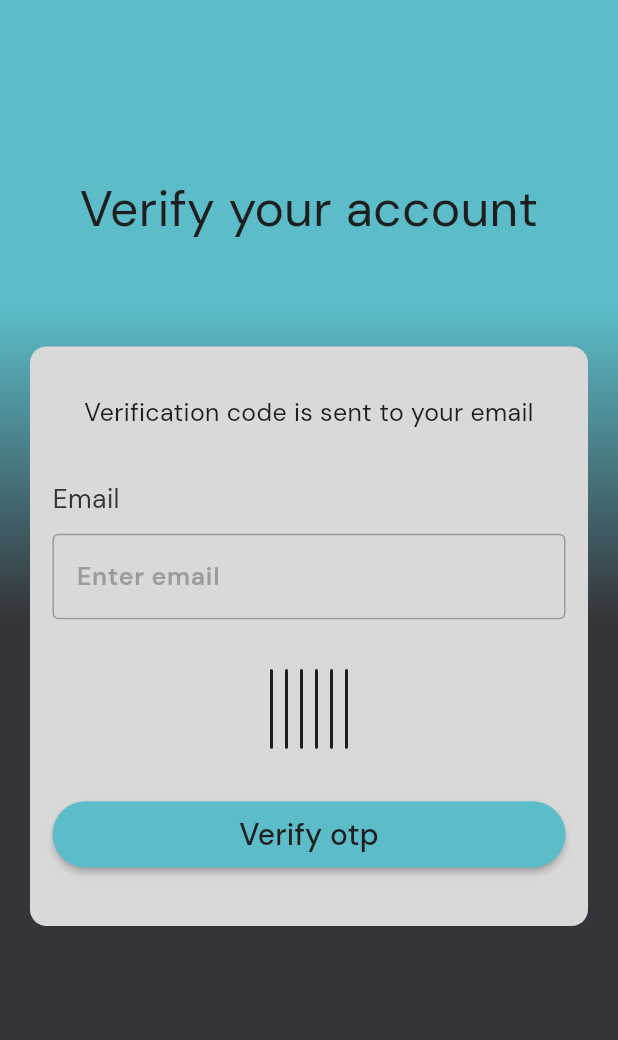
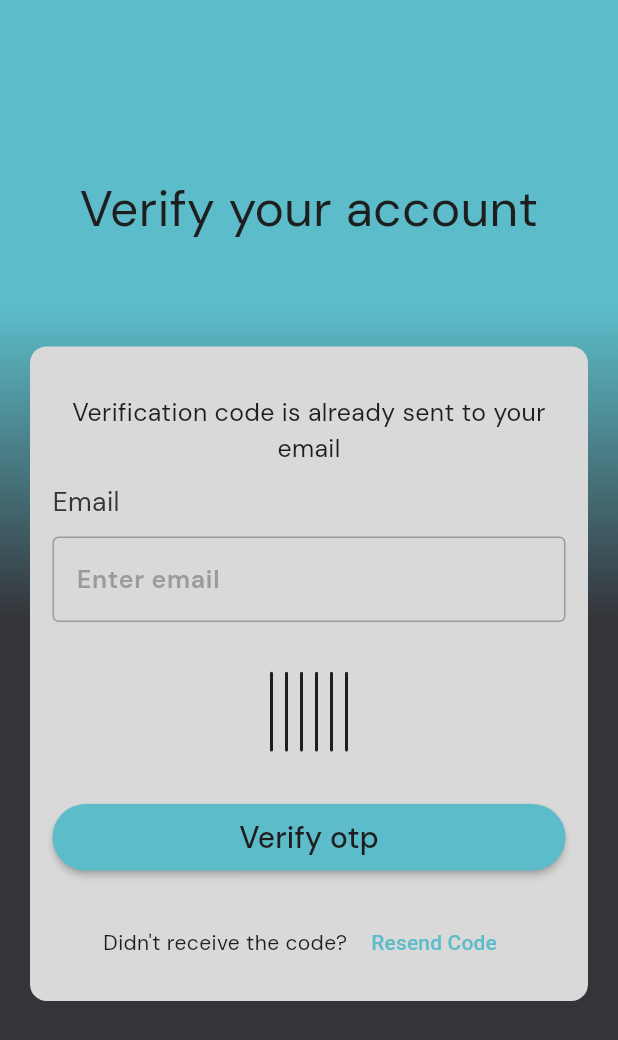
Before and after one commit to om945/flutter_Remiender_app, a Flutter app: the OtpServiceField screen opened directly, on a phone screen of 412 x 824 dp. Shown: the top 1040 px of the screen. Run offline on Flutter 3.47's test engine with Material 3 defaults, Android fonts, the phone set to English and light mode, and no system bars; drawn by our look-alikes of pinput; our stand-ins replace connectivity_plus, flutter_local_notifications, flutter_screenutil, get, google_fonts, shared_preferences and 1 more; accounts and stored records are empty.

Commit message:
Add resend verification code functionality and refactor authentication flow
- Implemented `handleResendVerificationCode` in `auth.js` to allow users to request a new verification code if their account is not verified.
- Updated the authentication router to include the new endpoint for resending verification codes.
- Removed the obsolete `otp_service_field.dart` file and replaced its import with `verification_service.dart` in relevant files.
- Enhanced user feedback by updating success messages in the `auth_services.dart` file.
- Made minor formatting adjustments in the `user.dart` model for improved readability.

```diff
--- a/lib/auth/auth.dart
+++ b/lib/auth/auth.dart
@@ -1,7 +1,7 @@
 import 'package:flutter/material.dart';
 import 'package:flutter_screenutil/flutter_screenutil.dart';
 import 'package:remiender_app/auth/forgot_password_page.dart';
-import 'package:remiender_app/auth/otp_service_field.dart';
+import 'package:remiender_app/auth/verification_service.dart';
 import 'package:remiender_app/services/auth_services.dart';
 import 'package:remiender_app/theme/theme.dart';
 
--- a/lib/auth/otp_service_field.dart
+++ b/lib/auth/verification_service.dart
@@ -1,3 +1,4 @@
+import 'dart:async';
 import 'package:flutter/material.dart';
 import 'package:flutter_screenutil/flutter_screenutil.dart';
 import 'package:pinput/pinput.dart';
@@ -24,11 +25,37 @@ class _OtpServiceFieldState extends State<OtpServiceField> {
   final TextEditingController _emailController = TextEditingController();
   final FocusNode _otpFocusNode = FocusNode();
   final AuthServices authService = AuthServices();
+  Timer? _timer;
+  int _start = 60;
+  bool _isResendButtonDisabled = false;
+
+  @override
+  void initState() {
+    super.initState();
+  }
+
+  void startTimer() {
+    setState(() {
+      _isResendButtonDisabled = true;
+    });
+    _timer = Timer.periodic(const Duration(seconds: 1), (Timer timer) {
+      if (_start == 0) {
+        setState(() {
+          timer.cancel();
+          _isResendButtonDisabled = false;
+          _start = 30;
+        });
+      } else {
+        setState(() => _start--);
+      }
+    });
+  }
 
   @override
   void dispose() {
     _otpController.dispose();
     _otpFocusNode.dispose();
+    _timer?.cancel();
     super.dispose();
   }
 
@@ -46,6 +73,16 @@ class _OtpServiceFieldState extends State<OtpServiceField> {
         email: widget.email?.toString() ?? _emailController.text,
         otp: _otpController.text,
       );
+    }
+  }
+
+  void resendOtp() {
+    if (!_isResendButtonDisabled) {
+      authService.reVerificationRequest(
+        context: context,
+        email: widget.email?.toString() ?? _emailController.text,
+      );
+      startTimer();
     }
   }
 
@@ -114,6 +151,8 @@ class _OtpServiceFieldState extends State<OtpServiceField> {
                           Text(
                             widget.purpose == OtpPurpose.passwordReset
                                 ? 'A password reset OTP is sent to your ${widget.email != null ? "(${widget.email}) email" : "email"}'
+                                : widget.email == null
+                                ? 'Verification code is already sent to your email'
                                 : 'Verification code is sent to your ${widget.email != null ? "(${widget.email}) email" : "email"}',
                             textAlign: TextAlign.center,
                             style: TextStyle(
@@ -122,7 +161,7 @@ class _OtpServiceFieldState extends State<OtpServiceField> {
                               fontSize: 15.sp,
                             ),
                           ),
-                          SizedBox(height: 30.h),
+                          SizedBox(height: 10.h),
                           if (widget.email == null)
                             Textfield(
                               lableText: 'Email',
@@ -149,6 +188,32 @@ class _OtpServiceFieldState extends State<OtpServiceField> {
                           SizedBox(height: 30.h),
                           Custombutton(title: 'Verify otp', action: verifyOTP),
                           SizedBox(height: 20.h),
+                          if (widget.purpose == OtpPurpose.emailVerification)
+                            Row(
+                              mainAxisAlignment: MainAxisAlignment.center,
+                              children: [
+                                Text(
+                                  "Didn't receive the code? ",
+                                  style: TextStyle(
+                                    color: blackColor,
+                                    fontFamily: googleFontNormal,
+                                  ),
+                                ),
+                                TextButton(
+                                  onPressed: resendOtp,
+                                  child: Text(
+                                    _isResendButtonDisabled
+                                        ? 'Resend in $_start'
+                                        : 'Resend Code',
+                                    style: TextStyle(
+                                      color: _isResendButtonDisabled
+                                          ? Colors.grey
+                                          : blueColor,
+                                    ),
+                                  ),
+                                ),
+                              ],
+                            ),
                         ],
                       ),
                     ),
--- a/lib/pages/add_note_page.dart
+++ b/lib/pages/add_note_page.dart
@@ -62,7 +62,6 @@ class _AddNotePageState extends State<AddNotePage> {
           style: TextStyle(fontFamily: googleFontNormal, color: whiteColor),
         ), // Show appropriate title
         actions: [
-          IconButton(onPressed: () {}, icon: Icon(Icons.share)),
           IconButton(
             onPressed: addNote,
             icon: Icon(isEditing ? Icons.update : Icons.save_alt_rounded),
--- a/lib/pages/home_page.dart
+++ b/lib/pages/home_page.dart
@@ -68,6 +68,7 @@ class _HomeScreenState extends State<HomeScreen> with TickerProviderStateMixin {
               child: Text(
                 'No',
                 style: TextStyle(
+                  fontSize: 15.sp,
                   color: blueColor,
                   fontFamily: googleFontNormal,
                 ),
@@ -76,8 +77,9 @@ class _HomeScreenState extends State<HomeScreen> with TickerProviderStateMixin {
             TextButton(
               onPressed: () => _signOut(context),
               child: Text(
-                'Yes',
+                'Sign out',
                 style: TextStyle(
+                  fontSize: 15.sp,
                   color: blueColor,
                   fontFamily: googleFontNormal,
                 ),
--- a/lib/services/auth_services.dart
+++ b/lib/services/auth_services.dart
@@ -4,7 +4,7 @@ import 'package:http/http.dart' as http;
 import 'package:provider/provider.dart';
 import 'package:remiender_app/Provider/user_provider.dart';
 import 'package:remiender_app/auth/auth.dart';
-import 'package:remiender_app/auth/otp_service_field.dart';
+import 'package:remiender_app/auth/verification_service.dart';
 import 'package:remiender_app/models/user.dart';
 import 'package:remiender_app/pages/home_page.dart';
 import 'package:remiender_app/utils/constants.dart';
@@ -321,12 +321,14 @@ class AuthServices {
           'Content-Type': 'application/json; charset=UTF-8',
         },
       );
-
+      if (email.isEmpty) {
+        showSnackBar(context, 'Please enter your email');
+      }
       httpErrorHandle(
         response: res,
         context: context,
         onSuccess: () {
-          showSnackBar(context, 'Re-verification OTP sent successfully!');
+          showSnackBar(context, 'A new verification code has been sent.');
         },
       );
     } catch (e) {
```
Also changed, not shown: lib/models/user.dart (+7 -1 lines), 2 other files.
